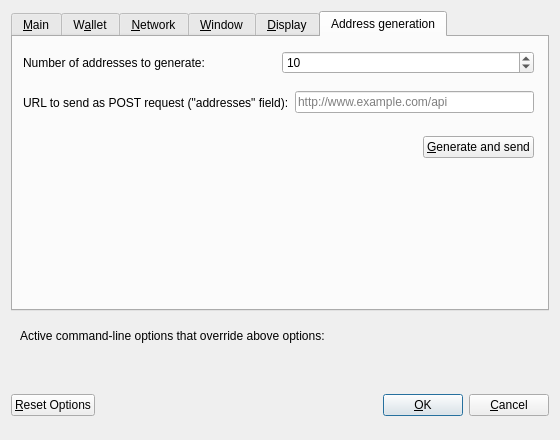
Above: src/qt/forms/optionsdialog.ui from evobits/bitcoin before the change. Below: the same form after it.
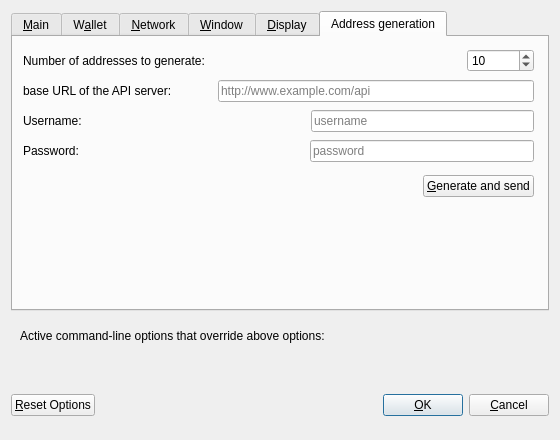
That is the form after the change. The open tabs and pages were chosen to show the change. Custom widgets are drawn as their Qt base class.

Commit message: First pass at implementing authentication (JWT/oAuth2) for address generation

What changed in the file:
```diff
--- a/src/qt/forms/optionsdialog.ui
+++ b/src/qt/forms/optionsdialog.ui
@@ -639,9 +639,9 @@
        <property name="geometry">
         <rect>
          <x>10</x>
-         <y>10</y>
+         <y>9</y>
          <width>511</width>
-         <height>31</height>
+         <height>30</height>
         </rect>
        </property>
        <layout class="QHBoxLayout" name="horizontalLayout">
@@ -652,6 +652,19 @@
           </property>
          </widget>
         </item>
+        <item>
+         <spacer name="horizontalSpacer_3">
+          <property name="orientation">
+           <enum>Qt::Horizontal</enum>
+          </property>
+          <property name="sizeHint" stdset="0">
+           <size>
+            <width>40</width>
+            <height>20</height>
+           </size>
+          </property>
+         </spacer>
+        </item>
         <item>
          <widget class="QSpinBox" name="sbNumAddresses">
           <property name="suffix">
@@ -674,19 +687,35 @@
        <property name="geometry">
         <rect>
          <x>10</x>
-         <y>50</y>
+         <y>39</y>
          <width>511</width>
-         <height>31</height>
+         <height>30</height>
         </rect>
        </property>
        <layout class="QHBoxLayout" name="horizontalLayout_2">
         <item>
          <widget class="QLabel" name="label_2">
           <property name="text">
-           <string>URL to send as POST request (&quot;addresses&quot; field):</string>
+           <string>base URL of the API server:</string>
           </property>
          </widget>
         </item>
+        <item>
+         <spacer name="horizontalSpacer_6">
+          <property name="orientation">
+           <enum>Qt::Horizontal</enum>
+          </property>
+          <property name="sizeType">
+           <enum>QSizePolicy::Maximum</enum>
+          </property>
+          <property name="sizeHint" stdset="0">
+           <size>
+            <width>40</width>
+            <height>20</height>
+           </size>
+          </property>
+         </spacer>
+        </item>
         <item>
          <widget class="QLineEdit" name="leUrl">
           <property name="text">
@@ -703,9 +732,9 @@
        <property name="geometry">
         <rect>
          <x>10</x>
-         <y>90</y>
+         <y>129</y>
          <width>511</width>
-         <height>41</height>
+         <height>40</height>
         </rect>
        </property>
        <layout class="QHBoxLayout" name="horizontalLayout_3">
@@ -731,6 +760,93 @@
         </item>
        </layout>
       </widget>
+      <widget class="QWidget" name="horizontalLayoutWidget_4">
+       <property name="geometry">
+        <rect>
+         <x>10</x>
+         <y>69</y>
+         <width>511</width>
+         <height>30</height>
+        </rect>
+       </property>
+       <layout class="QHBoxLayout" name="horizontalLayout_4">
+        <item>
+         <widget class="QLabel" name="label_3">
+          <property name="text">
+           <string>Username:</string>
+          </property>
+         </widget>
+        </item>
+        <item>
+         <spacer name="horizontalSpacer_4">
+          <property name="orientation">
+           <enum>Qt::Horizontal</enum>
+          </property>
+          <property name="sizeHint" stdset="0">
+           <size>
+            <width>40</width>
+            <height>20</height>
+           </size>
+          </property>
+         </spacer>
+        </item>
+        <item>
+         <widget class="QLineEdit" name="leUsername">
+          <property name="text">
+           <string/>
+          </property>
+          <property name="placeholderText">
+           <string>username</string>
+          </property>
+         </widget>
+        </item>
+       </layout>
+      </widget>
+      <widget class="QWidget" name="horizontalLayoutWidget_5">
+       <property name="geometry">
+        <rect>
+         <x>10</x>
+         <y>99</y>
+         <width>511</width>
+         <height>30</height>
+        </rect>
+       </property>
+       <layout class="QHBoxLayout" name="horizontalLayout_5">
+        <item>
+         <widget class="QLabel" name="label_4">
+          <property name="text">
+           <string>Password:</string>
+          </property>
+         </widget>
+        </item>
+        <item>
+         <spacer name="horizontalSpacer_5">
+          <property name="orientation">
+           <enum>Qt::Horizontal</enum>
+          </property>
+          <property name="sizeHint" stdset="0">
+           <size>
+            <width>40</width>
+            <height>20</height>
+           </size>
+          </property>
+         </spacer>
+        </item>
+        <item>
+         <widget class="QLineEdit" name="lePassword">
+          <property name="text">
+           <string/>
+          </property>
+          <property name="echoMode">
+           <enum>QLineEdit::PasswordEchoOnEdit</enum>
+          </property>
+          <property name="placeholderText">
+           <string>password</string>
+          </property>
+         </widget>
+        </item>
+       </layout>
+      </widget>
      </widget>
     </widget>
    </item>
```
Left out of the diff: 2 changed lines with no effect on the pictures. The commit also changes 2 other files.
